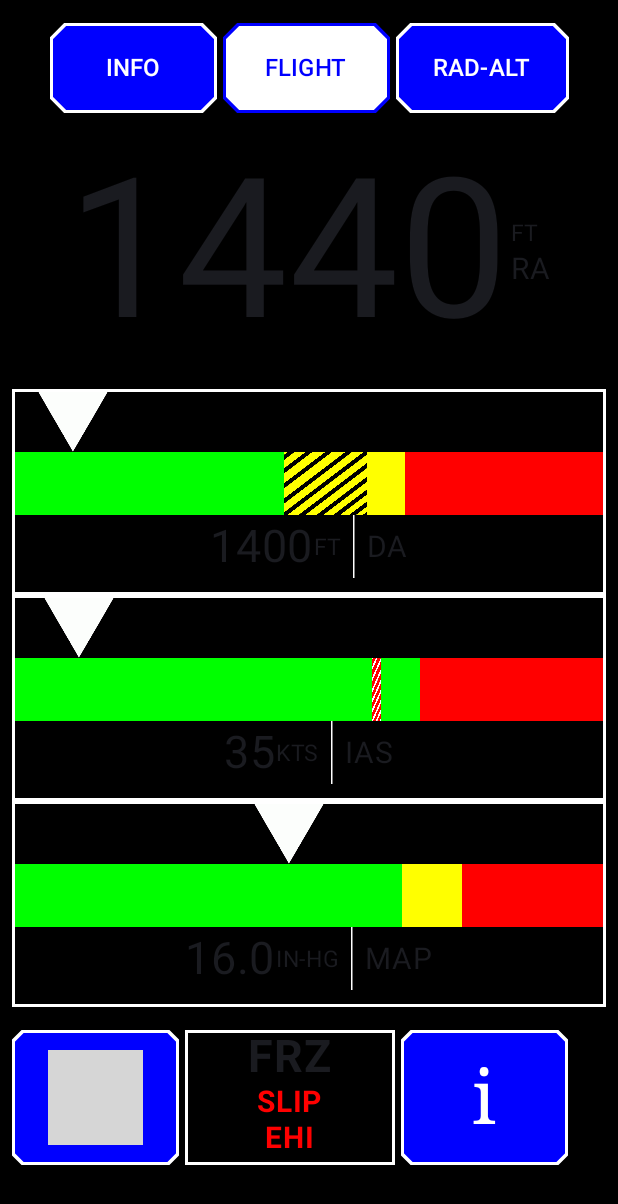
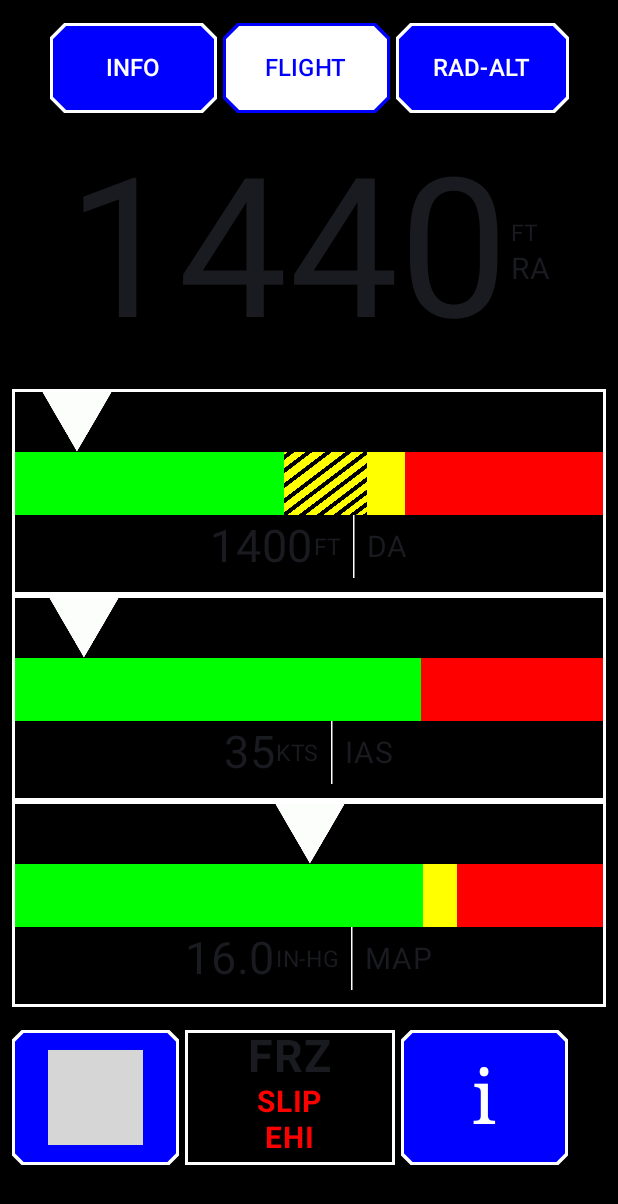
Before and after one commit to Komputer24/EIT2.0-ESAID-App, an Android app built with Jetpack Compose: the screen it shows after launch (MainActivity), on a phone screen of 412 x 824 dp. Shown: the top 1204 px of the screen. Run offline under Robolectric (Android 15) with nearby library versions, the phone set to English and light mode, and no system bars; grey boxes are pictures that could not be loaded.

Commit message:
v5 - Flight Main Finished

```diff
--- a/app/src/main/java/com/example/eit20_app/MainActivity.kt
+++ b/app/src/main/java/com/example/eit20_app/MainActivity.kt
@@ -63,11 +63,11 @@ class MainActivity : ComponentActivity() {
                 val ft = 1400
                 val kts = 35
                 val inhg = 16.0
-
+                val boxWidth = (LocalConfiguration.current.screenWidthDp - 20)
                 // Conversion
-                val ftScale = (((ft+ 9999).toDouble() / 109998) * 364)-22  // -9999 to 99999 or 0 to 109998
-                val ktsScale = (((kts - 20).toDouble() / 130) * 364)-22     // 20 to 150 or 0 to 130
-                val inhgScale = ((inhg / 32) * 364)-22         // 0 to 32
+                val ftScale = (((ft+ 9999).toDouble() / 109998) * boxWidth)-22  // -9999 to 99999 or 0 to 109998
+                val ktsScale = (((kts - 20).toDouble() / 130) * boxWidth)-22     // 20 to 150 or 0 to 130
+                val inhgScale = ((inhg.toDouble() / 32) * boxWidth)-22         // 0 to 32
 
 //                val interactionSource = remember { MutableInteractionSource() }
 //                val isPressed by interactionSource.collectIsPressedAsState()
@@ -146,13 +146,15 @@ class MainActivity : ComponentActivity() {
                                             .clip(RectangleShape)
                                     ){
                                         Image(
-                                            painterResource(id = R.drawable.pointer_icon),
-                                            contentDescription = "Pointer",
+                                            painterResource(id = R.drawable.indicator_icon),
+                                            contentDescription = "indicator",
                                             modifier = Modifier
-                                                .offset(x = (ftScale).dp) // Control where pointer points from 0 to 364
+                                                .offset(x = (ftScale).dp) // Control where indicator points from 0 to 364
                                         )
                                     }
-                                    Indicator(181,236,261,0, "ft") // Out of 362
+                                    //  Scale(181, 236, 261, 0, "ft") // Out of 362
+                                    Scale(45000,61709,69308,-9999, "ft") // -9999 to 99999 or 0 to 109998
+                                    //Scale(300,0,0,0, "ft") // -9999 to 99999 or 0 to 109998
                                     Box(
                                         modifier = Modifier
                                             .fillMaxWidth()
@@ -200,13 +202,14 @@ class MainActivity : ComponentActivity() {
                                             .height(42.dp)
                                     ){
                                         Image(
-                                            painterResource(id = R.drawable.pointer_icon),
-                                            contentDescription = "Pointer",
+                                            painterResource(id = R.drawable.indicator_icon),
+                                            contentDescription = "indicator",
                                             modifier = Modifier
-                                                .offset(x = (ktsScale).dp) // Control where pointer points from 0 to 364
+                                                .offset(x = (ktsScale).dp) // Control where indicator points from 0 to 364
                                         )
                                     }
-                                    Indicator(272,0,0, 240, "kts") // Out of 362
+                                    // Scale(272,0,0, 240, "kts")
+                                    Scale(118,0,0, 106, "kts") // 20 to 150 or 0 to 130
                                     Box(
                                         modifier = Modifier
                                             .fillMaxWidth()
@@ -254,13 +257,14 @@ class MainActivity : ComponentActivity() {
                                             .height(42.dp)
                                     ){
                                         Image(
-                                            painterResource(id = R.drawable.pointer_icon),
-                                            contentDescription = "Pointer",
+                                            painterResource(id = R.drawable.indicator_icon),
+                                            contentDescription = "Indicator",
                                             modifier = Modifier
-                                                .offset(x = (inhgScale).dp) // Control where pointer points from 0 to 364
+                                                .offset(x = (inhgScale).dp) // Control where indicator points from 0 to 364
                                         )
                                     }
-                                    Indicator(260,0,300, 0, "inhg") // Out of 362
+                                    //Scale(260,0,300, 0, "inhg") // Out of 362
+                                    Scale(24,0,26, 0, "inhg") // 0 to 32
                                     Box(
                                         modifier = Modifier
                                             .fillMaxWidth()
@@ -417,11 +421,12 @@ fun ButtonRow() {
 }
 
 @Composable
-fun Indicator(greenMark: Int, yellowHatchedMark: Int, yellowMark: Int, redHatchedMark: Int, type: String){
-    var greenWidth = 0
-    var yellowHatchedWidth = 0
-    var yellowWidth = 0
-    var redHatchedPos = 0
+fun Scale(greenMark: Number, yellowHatchedMark: Number, yellowMark: Number, redHatchedMark: Number, type: String){
+    var greenWidth: Number = 0
+    var yellowHatchedWidth: Number = 0
+    var yellowWidth: Number = 0
+    var redHatchedMark: Number = 0
+
     Box(
         modifier = Modifier
             .fillMaxWidth()
@@ -442,21 +447,40 @@ fun Indicator(greenMark: Int, yellowHatchedMark: Int, yellowMark: Int, redHatche
             //            }
             //        }
             if (type == "ft") {
-                greenWidth = greenMark
-                yellowHatchedWidth = yellowHatchedMark - greenMark
-                yellowWidth = if (yellowHatchedMark > 0) yellowMark - yellowHatchedMark else yellowMark - greenMark
+                // Conversion
+                    // FT Conversion: -9999 to 99999 or 0 to 109998
+                val greenMarkFT = if (greenMark.toDouble() >= 0) ((greenMark.toDouble() + 9999) / 303.8) else ((9999 + (greenMark.toDouble())) / 303.8)
+                val yellowHatchedMarkFT = if (yellowHatchedMark.toDouble() >= 0) ((yellowHatchedMark.toDouble() + 9999) / 303.8) else ((9999 + (yellowHatchedMark.toDouble())) / 303.8)
+                val yellowMarkFT = if (yellowMark.toDouble() >= 0) ((yellowMark.toDouble() + 9999) / 303.8) else ((9999 + (yellowMark.toDouble())) / 303.8)
+
+                greenWidth = greenMarkFT
+                yellowHatchedWidth = (yellowHatchedMarkFT - greenMarkFT)
+                yellowWidth = if (yellowHatchedMarkFT > 0) (yellowMarkFT - yellowHatchedMarkFT) else (yellowMarkFT - greenMarkFT)
             } else if (type == "kts") {
-                greenWidth = greenMark
-                yellowHatchedWidth = yellowHatchedMark - greenMark
-                yellowWidth = if (yellowHatchedMark > 0) yellowMark - yellowHatchedMark else yellowMark - greenMark
+                // Conversion
+                    // KTS Conversion: 20 to 150 or 0 to 130
+                val greenMarkKTS = (((greenMark.toDouble() - 20) / 130 ) * 362)
+                val yellowHatchedMarkKTS = (((yellowHatchedMark.toDouble() - 20) / 130 ) * 362)
+                val yellowMarkKTS = (((yellowMark.toDouble() - 20) / 130 ) * 362)
+                val redHatchedPos = redHatchedMark.toDouble()
+
+                greenWidth = (greenMarkKTS)
+                yellowHatchedWidth = (yellowHatchedMarkKTS - greenMarkKTS)
+                yellowWidth = if (yellowHatchedMarkKTS > 0) (yellowMarkKTS - yellowHatchedMarkKTS) else (yellowMarkKTS - greenMarkKTS)
             } else if (type == "inhg") {
-                greenWidth = greenMark
-                yellowHatchedWidth = yellowHatchedMark - greenMark
-                yellowWidth = if (yellowHatchedMark > 0) yellowMark - yellowHatchedMark else yellowMark - greenMark
+                // Conversion
+                    // INHG Conversion: 0 to 32
+                val greenMarkINHG = (greenMark.toDouble() * 11.43)
+                val yellowHatchedMarkINHG = (yellowHatchedMark.toDouble() * 11.43)
+                val yellowMarkINHG = (yellowMark.toDouble() * 11.43)
+
+                greenWidth = (greenMarkINHG)
+                yellowHatchedWidth = (yellowHatchedMarkINHG - greenMarkINHG)
+                yellowWidth = if (yellowHatchedMarkINHG > 0) (yellowMarkINHG - yellowHatchedMarkINHG) else (yellowMarkINHG - greenMarkINHG)
             }
             Box(
                 modifier = Modifier
-                    .width(greenWidth.dp)
+                    .width(if (type == "ft") (greenWidth.toDouble()).dp else if(type == "kts") (greenWidth.toDouble()).dp else if (type == "inhg") (greenWidth.toDouble()).dp else 0.dp)
                     .height(42.dp)
                     .background(Color.Green),
             ) {}
@@ -465,12 +489,12 @@ fun Indicator(greenMark: Int, yellowHatchedMark: Int, yellowMark: Int, redHatche
                 contentScale = ContentScale.FillBounds,
                 contentDescription = "YellowHatched",
                 modifier = Modifier
-                    .width(yellowHatchedWidth.dp)
+                    .width(if (type == "ft") (yellowHatchedWidth.toDouble()).dp else if(type == "kts") (yellowHatchedWidth.toDouble()).dp else if (type == "inhg") (yellowHatchedWidth.toDouble()).dp else 0.dp)
                     .height(42.dp)
             )
             Box(
                 modifier = Modifier
-                    .width(yellowWidth.dp)
+                    .width(if (type == "ft") (yellowWidth.toDouble()).dp else if(type == "kts") (yellowWidth.toDouble()).dp else if (type == "inhg") (yellowWidth.toDouble()).dp else 0.dp)
                     .height(42.dp)
                     .background(Color.Yellow),
             ) {}
@@ -481,7 +505,8 @@ fun Indicator(greenMark: Int, yellowHatchedMark: Int, yellowMark: Int, redHatche
                     .background(Color.Red),
             ) {}
         }
-        if (redHatchedMark != 0) {
+        if (redHatchedMark.toInt() != 0) {
+            val redHatchedPos = (((redHatchedMark.toDouble() - 20) / 130 ) * 362)
             Image(
                 painterResource(id = R.drawable.red_hatched),
                 contentScale = ContentScale.FillBounds,
@@ -489,7 +514,7 @@ fun Indicator(greenMark: Int, yellowHatchedMark: Int, yellowMark: Int, redHatche
                 modifier = Modifier
                     .width(6.dp)
                     .height(42.dp)
-                    .offset(x = redHatchedMark.dp)
+                    .offset(x = redHatchedPos.dp)
             )
         }
     }
```
Also changed, not shown: app/src/main/res/drawable/indicator_icon.png (renamed from app/src/main/res/drawable/pointer_icon.png).
